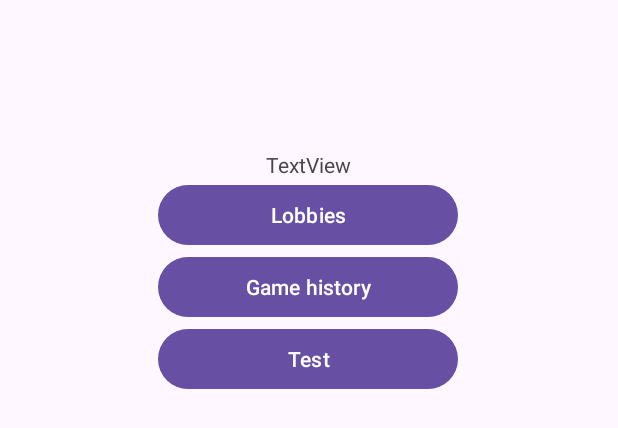
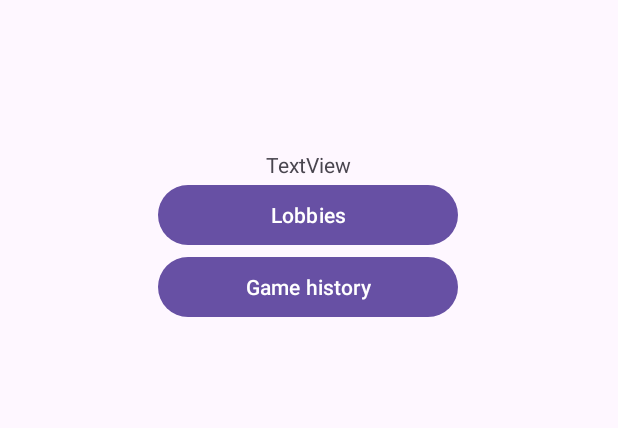
Before and after one commit to DominikMatuszek/mobile-programming-project, an Android app: the layout fragment_home.xml on its own in the app's theme, with its tools: preview values and no code run, on a phone screen of 412 x 824 dp. Shown: the top 428 px of the screen. Run offline under Robolectric (Android 15) with nearby library versions, the light colour scheme and no system bars; network calls fail.

Commit message:
Fixed a typo + small refactoring

```diff
--- a/client/app/src/main/java/com/example/app/SingularLobbyFragment.java
+++ b/client/app/src/main/java/com/example/app/SingularLobbyFragment.java
@@ -10,7 +10,7 @@ import androidx.annotation.NonNull;
 import androidx.fragment.app.Fragment;
 import androidx.navigation.fragment.NavHostFragment;
 
-import com.example.app.databinding.FragmentSingulerLobbyBinding;
+import com.example.app.databinding.FragmentSingularLobbyBinding;
 import com.example.app.server_wrapper.Client;
 
 import org.json.JSONArray;
@@ -18,7 +18,7 @@ import org.json.JSONArray;
 import java.util.Timer;
 
 public class SingularLobbyFragment extends Fragment {
-    private FragmentSingulerLobbyBinding binding;
+    private FragmentSingularLobbyBinding binding;
     private ProgressDialog progressDialog;
     private MainActivity activity;
     private Timer refreshTimer;
@@ -29,7 +29,7 @@ public class SingularLobbyFragment extends Fragment {
             Bundle savedInstanceState
     ) {
 
-        binding = FragmentSingulerLobbyBinding.inflate(inflater, container, false);
+        binding = FragmentSingularLobbyBinding.inflate(inflater, container, false);
         progressDialog = new ProgressDialog(getActivity());
         progressDialog.setTitle("Loading");
         progressDialog.show();
--- a/client/app/src/main/res/layout/fragment_home.xml
+++ b/client/app/src/main/res/layout/fragment_home.xml
@@ -41,12 +41,6 @@
                 android:layout_height="wrap_content"
                 android:text="Game history" />
 
-            <Button
-                android:id="@+id/test_button"
-                android:layout_width="match_parent"
-                android:layout_height="wrap_content"
-                android:text="Test" />
-
         </LinearLayout>
     </androidx.constraintlayout.widget.ConstraintLayout>
 
```
Also changed, not shown: client/app/src/main/java/com/example/app/HomeFragment.java (+3 -4 lines), client/app/src/main/res/layout/fragment_singular_lobby.xml (renamed from client/app/src/main/res/layout/fragment_singuler_lobby.xml).
